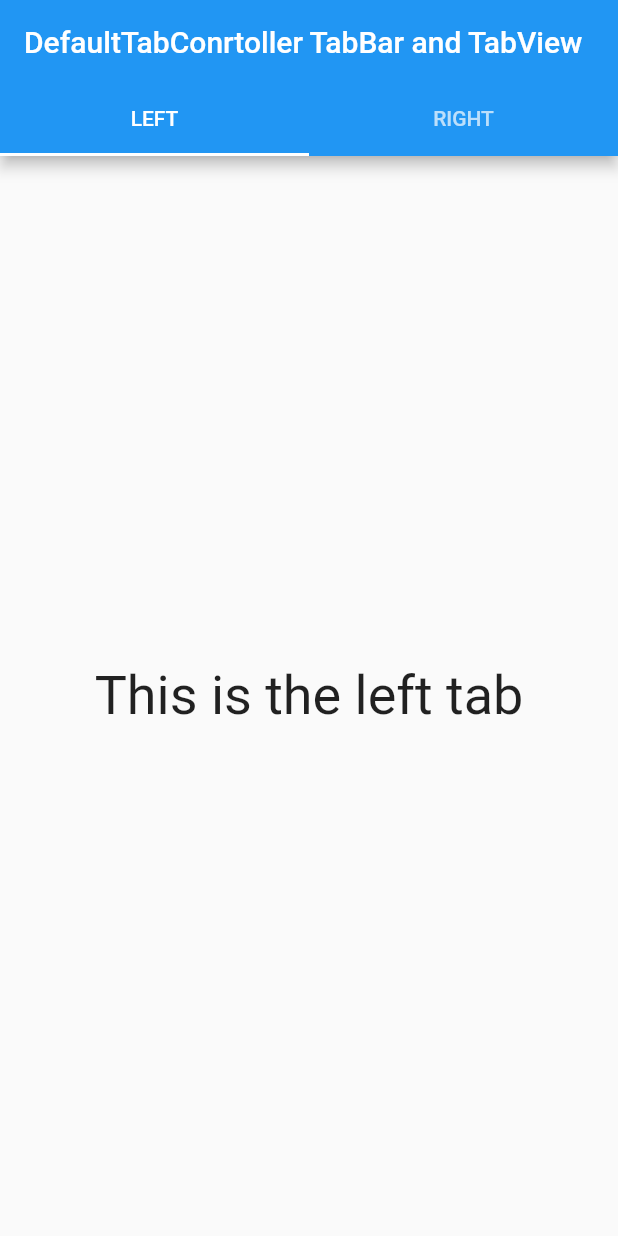
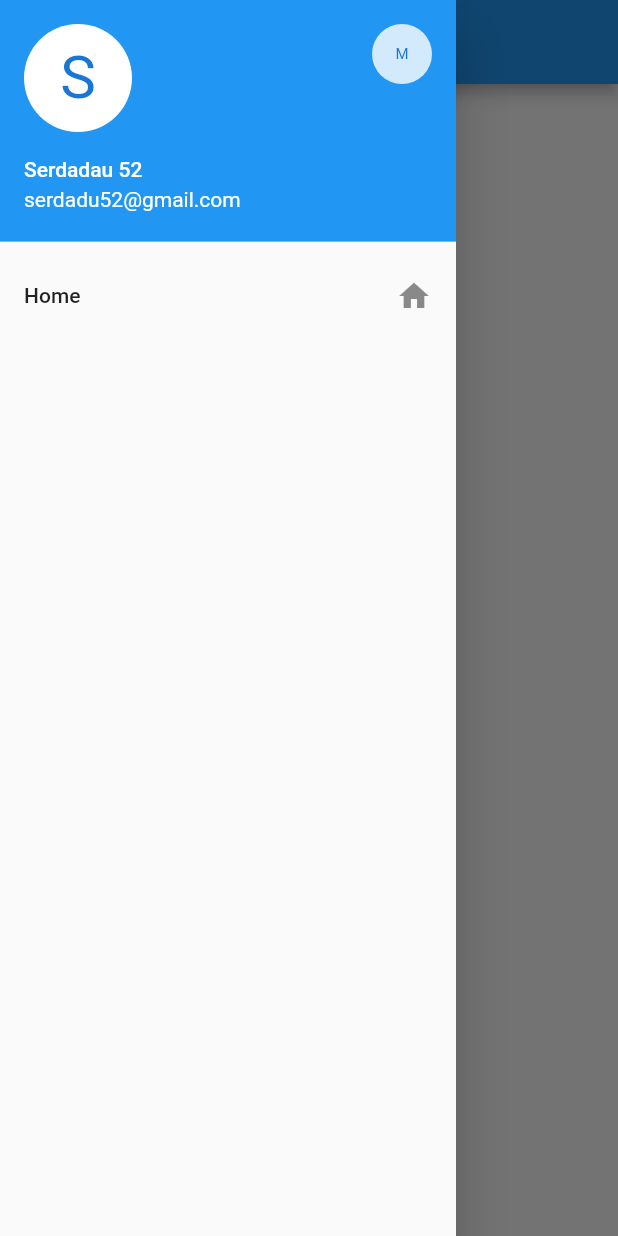
Before and after one commit to Izudinalqasam/flutterWidgetOfWeek, a Flutter app: the screen it shows after launch, with the side drawer open (before the commit the screen has no drawer), on a phone screen of 412 x 824 dp. Run offline on Flutter 3.47's test engine with Material 2 defaults, Android fonts, the phone set to English and light mode, and no system bars; our stand-ins replace cached_network_image, dotted_border.

Commit message:
add drawer widget

```diff
--- /dev/null
+++ b/lib/drawer/DrawerWidget.dart
@@ -0,0 +1,76 @@
+import 'package:flutter/material.dart';
+
+class DrawerWidget extends StatelessWidget {
+  @override
+  Widget build(BuildContext context) {
+    return Scaffold(
+      appBar: AppBar(
+        title: Text("Drawer Example"),
+      ),
+      body: Builder(
+        builder: (context) => Center(
+          child: RaisedButton(
+            onPressed: () {
+              Scaffold.of(context).openDrawer();
+            },
+            child: Text("Open Drawer"),
+          ),
+        ),
+      ),
+      drawer: Drawer(
+        child: ListView(
+          children: <Widget>[
+            UserAccountsDrawerHeader(
+              accountName: Text("Serdadau 52"),
+              accountEmail: Text("serdadu52@gmail.com"),
+              currentAccountPicture: CircleAvatar(
+                backgroundColor:
+                    Theme.of(context).platform == TargetPlatform.android
+                        ? Colors.white
+                        : Colors.blue,
+                child: Text(
+                  "S",
+                  style: TextStyle(fontSize: 40),
+                ),
+              ),
+              otherAccountsPictures: <Widget>[
+                CircleAvatar(
+                  backgroundColor:
+                      Theme.of(context).platform == TargetPlatform.android
+                          ? Colors.white.withOpacity(0.8)
+                          : Colors.blue,
+                  child: Text(
+                    "M",
+                    style: TextStyle(fontSize: 10),
+                  ),
+                )
+              ],
+            ),
+            ListTile(
+              title: Text("Home"),
+              trailing: Icon(Icons.home),
+              onTap: () {
+                closeDrawer(context);
+              },
+            )
+          ],
+        ),
+      ),
+    );
+  }
+
+  // you can use this header for your drawer if you need to custom the header of the drawer
+  Widget createCustomHeader() {
+    return DrawerHeader(
+      decoration: BoxDecoration(shape: BoxShape.rectangle),
+      child: Image.asset(
+        "assets/cien.jpg",
+        fit: BoxFit.cover,
+      ),
+    );
+  }
+
+  void closeDrawer(BuildContext context) {
+    Navigator.pop(context);
+  }
+}
--- a/lib/main.dart
+++ b/lib/main.dart
@@ -72,6 +72,7 @@ import 'package:flutter_widget_week/ValueListenableBuilder/MyCustomListenableBui
 import 'package:flutter_widget_week/ValueListenableBuilder/ValueListenableBuilderWidget.dart';
 import 'package:flutter_widget_week/Wrap/WrapWidget.dart';
 import 'package:flutter_widget_week/align/AlignWidget.dart';
+import 'package:flutter_widget_week/drawer/DrawerWidget.dart';
 import 'package:flutter_widget_week/toolips/ToolipsWidget.dart';
 
 void main() => runApp(MyApp());
@@ -84,7 +85,7 @@ class MyApp extends StatelessWidget {
     return ColorModelContainer(
       child: MaterialApp(
         title: 'Flutter Demo',
-        home: DefaultTabContrBarViewWidget(),
+        home: DrawerWidget(),
       ),
     );
   }
```
